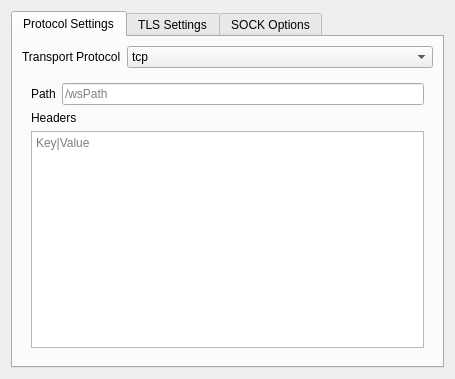
Old version of the form src/ui/widgets/widgets/StreamSettingsWidget.ui in the repository Qv2ray/Qv2ray.
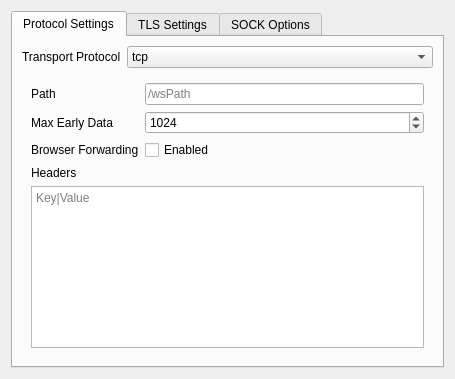
New version of the form. The open tabs and pages were chosen to show the change.

Commit message: half supported browser forwarding

Diff of the .ui file:
```diff
--- a/src/ui/widgets/widgets/StreamSettingsWidget.ui
+++ b/src/ui/widgets/widgets/StreamSettingsWidget.ui
@@ -194,15 +194,22 @@
          <widget class="QWidget" name="wsStackPage">
           <layout class="QGridLayout" name="gridLayout_9" rowstretch="0,0,1">
            <item row="0" column="0">
-            <layout class="QHBoxLayout" name="horizontalLayout_4">
-             <item>
+            <layout class="QFormLayout" name="formLayout_7">
+             <item row="0" column="0">
               <widget class="QLabel" name="label_7">
                <property name="text">
                 <string>Path</string>
                </property>
               </widget>
              </item>
-             <item>
+             <item row="1" column="0">
+              <widget class="QLabel" name="label_12">
+               <property name="text">
+                <string>Max Early Data</string>
+               </property>
+              </widget>
+             </item>
+             <item row="0" column="1">
               <widget class="QLineEdit" name="wsPathTxt">
                <property name="text">
                 <string/>
@@ -212,6 +219,33 @@
                </property>
               </widget>
              </item>
+             <item row="1" column="1">
+              <widget class="QSpinBox" name="wsEarlyDataSB">
+               <property name="minimum">
+                <number>0</number>
+               </property>
+               <property name="maximum">
+                <number>99999</number>
+               </property>
+               <property name="value">
+                <number>1024</number>
+               </property>
+              </widget>
+             </item>
+             <item row="2" column="0">
+              <widget class="QLabel" name="label_25">
+               <property name="text">
+                <string>Browser Forwarding</string>
+               </property>
+              </widget>
+             </item>
+             <item row="2" column="1">
+              <widget class="QCheckBox" name="wsBrowserForwardCB">
+               <property name="text">
+                <string>Enabled</string>
+               </property>
+              </widget>
+             </item>
             </layout>
            </item>
            <item row="2" column="0">
```
Left out of the diff: 1 changed line with no effect on the pictures. The commit also changes 5 other files.
